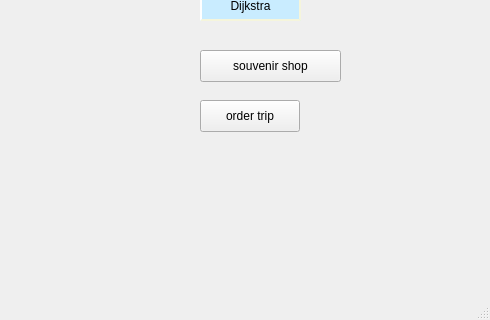
Above: Project-2-NFL/mainwindow.ui from massivemembrain/Project-2-NFL before the change; both pictures show x 310 to 800 and y 280 to 600 of the 800 by 600 pixel window. Below: the same form after it.
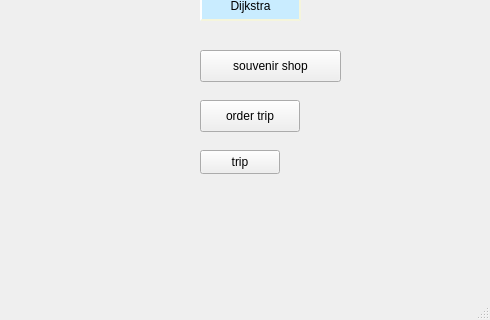
That is the form after the change.

Commit message: custom plan trip ui added

Patch:
```diff
--- a/Project-2-NFL/mainwindow.ui
+++ b/Project-2-NFL/mainwindow.ui
@@ -243,6 +243,19 @@
      <string>order trip</string>
     </property>
    </widget>
+   <widget class="QPushButton" name="pushButton_customTrip">
+    <property name="geometry">
+     <rect>
+      <x>510</x>
+      <y>430</y>
+      <width>80</width>
+      <height>24</height>
+     </rect>
+    </property>
+    <property name="text">
+     <string>trip</string>
+    </property>
+   </widget>
   </widget>
   <widget class="QMenuBar" name="menubar">
    <property name="geometry">
```
Left out of the diff: 2 changed lines with no effect on the pictures. The commit also changes 57 other files.
